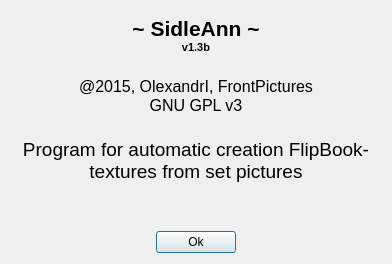
Qt form about.ui (OlexandrI/SidleAnn) before a commit.
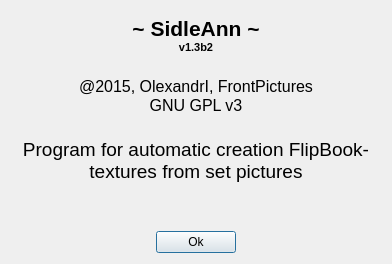
The same form after that commit.

Commit message:
Fix optimal calculation
Optimal calculation generate many textures instead of one

Patch:
```diff
--- a/about.ui
+++ b/about.ui
@@ -43,7 +43,7 @@
 p, li { white-space: pre-wrap; }
 &lt;/style&gt;&lt;/head&gt;&lt;body style=&quot; font-family:'MS Shell Dlg 2'; font-size:8.25pt; font-weight:400; font-style:normal;&quot;&gt;
 &lt;p align=&quot;center&quot; style=&quot; margin-top:0px; margin-bottom:0px; margin-left:0px; margin-right:0px; -qt-block-indent:0; text-indent:0px;&quot;&gt;&lt;span style=&quot; font-size:16pt; font-weight:600;&quot;&gt;~ SidleAnn ~&lt;/span&gt;&lt;/p&gt;
-&lt;p align=&quot;center&quot; style=&quot; margin-top:0px; margin-bottom:0px; margin-left:0px; margin-right:0px; -qt-block-indent:0; text-indent:0px;&quot;&gt;&lt;span style=&quot; font-size:8pt; font-weight:600;&quot;&gt;v1.3b&lt;/span&gt;&lt;/p&gt;
+&lt;p align=&quot;center&quot; style=&quot; margin-top:0px; margin-bottom:0px; margin-left:0px; margin-right:0px; -qt-block-indent:0; text-indent:0px;&quot;&gt;&lt;span style=&quot; font-size:8pt; font-weight:600;&quot;&gt;v1.3b2&lt;/span&gt;&lt;/p&gt;
 &lt;p align=&quot;center&quot; style=&quot;-qt-paragraph-type:empty; margin-top:0px; margin-bottom:0px; margin-left:0px; margin-right:0px; -qt-block-indent:0; text-indent:0px; font-size:14pt;&quot;&gt;&lt;br /&gt;&lt;/p&gt;
 &lt;p align=&quot;center&quot; style=&quot; margin-top:0px; margin-bottom:0px; margin-left:0px; margin-right:0px; -qt-block-indent:0; text-indent:0px;&quot;&gt;&lt;span style=&quot; font-size:12pt;&quot;&gt;@2015, OlexandrI, FrontPictures&lt;/span&gt;&lt;/p&gt;
 &lt;p align=&quot;center&quot; style=&quot; margin-top:0px; margin-bottom:0px; margin-left:0px; margin-right:0px; -qt-block-indent:0; text-indent:0px;&quot;&gt;&lt;span style=&quot; font-size:12pt;&quot;&gt;GNU GPL v3&lt;/span&gt;&lt;/p&gt;
```
The commit also changes 1 other file.
